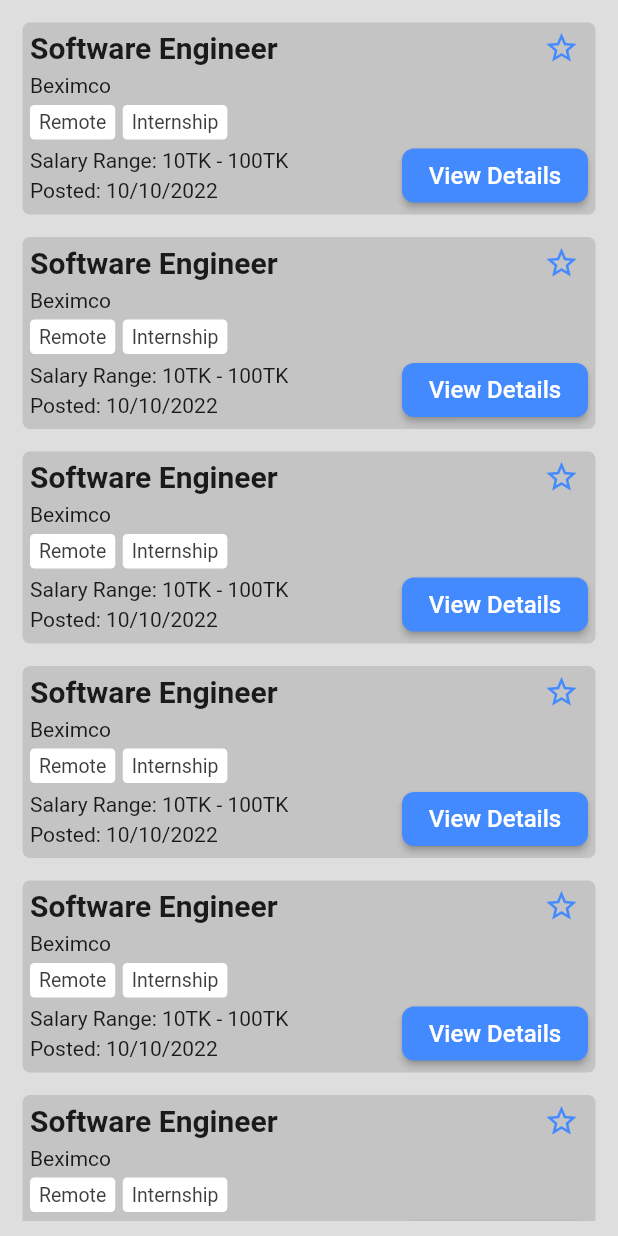
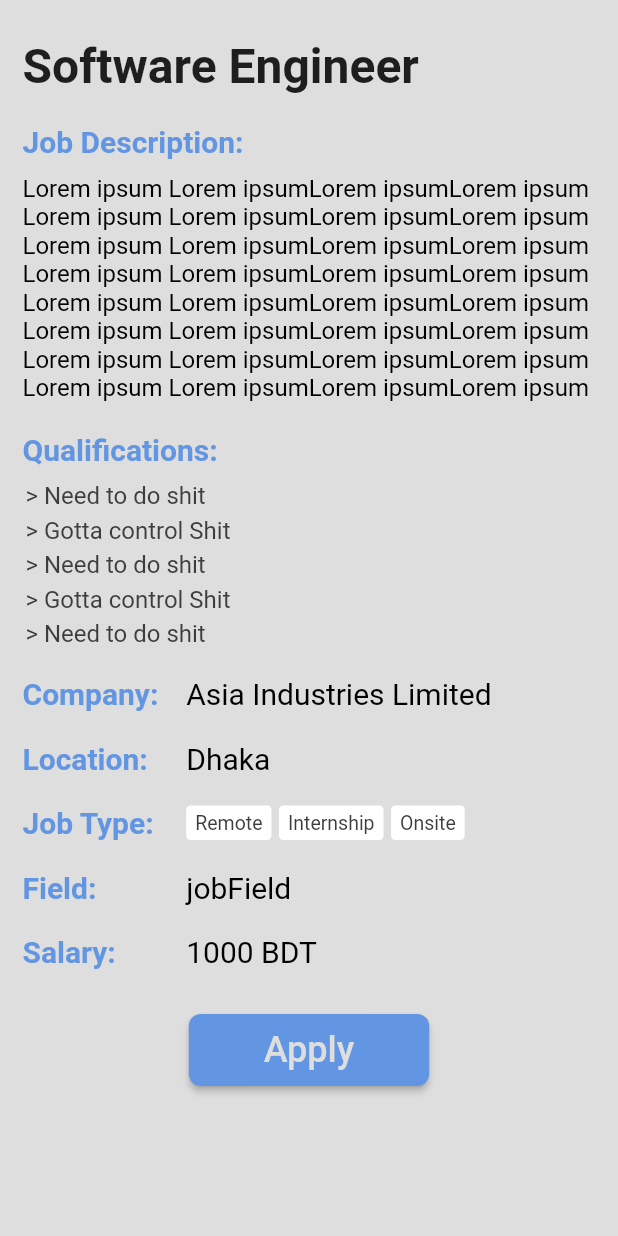
Before and after one commit to azwadkm22/JobDen, a Flutter app: the screen it shows after launch, on a phone screen of 412 x 824 dp. Run offline on Flutter 3.47's test engine with Material 2 defaults, Android fonts, the phone set to English and light mode, and no system bars.

Commit message:
Added Job Details Screen and created a generic button class

```diff
--- a/lib/color_palette.dart
+++ b/lib/color_palette.dart
@@ -5,7 +5,8 @@ class ColorPalette {
   static const Color secondaryColor = Color(0xFFaaaaaa);
   static const Color secondaryColorDark = Color(0xFF3D3D3D);
   static const Color textColor = Color(0xFFdedede);
-  static const Color green = Color(0xff88E079);
+  static const Color black = Color(0xFF000000);
+  static const Color blue = Color(0xff6396E2);
   static const Color orange = Color(0xffff9d5c);
   static const Color red = Color(0xffef5350);
 }
--- /dev/null
+++ b/lib/generic_button.dart
@@ -0,0 +1,37 @@
+import 'package:flutter/material.dart';
+
+import 'color_palette.dart';
+
+class GenericButton extends SizedBox {
+  GenericButton({
+    double padding = 50,
+    Color textColor = ColorPalette.textColor,
+    double borderRadius = 8,
+    double fontSize = 24,
+    required String label,
+    Color color = ColorPalette.blue,
+    required VoidCallback onPressed,
+  }) :
+        super(
+          child: Padding(
+            padding: EdgeInsets.all(padding/5),
+            child: ElevatedButton(
+                onPressed: onPressed,
+                child: FittedBox(
+                  fit: BoxFit.fill,
+                  child: Text(label,
+                    style: TextStyle(color: textColor, fontSize: fontSize, fontWeight: FontWeight.w500,
+                      // fontFamily: FontResource.secondaryFont
+                    ),
+                    textAlign: TextAlign.center,
+                  ),
+                ),
+                style: ElevatedButton.styleFrom(
+                    primary: color,
+                    shape: RoundedRectangleBorder(borderRadius: BorderRadius.all(Radius.circular(borderRadius))),
+                    padding: EdgeInsets.fromLTRB(padding, padding/5, padding, padding/5)
+                ),
+            ),
+          )
+      );
+}
--- a/lib/main.dart
+++ b/lib/main.dart
@@ -1,5 +1,6 @@
 import 'package:flutter/material.dart';
-import 'package:job_den/views/home_screen.dart';
+import 'package:job_den/views/home_page/home_screen.dart';
+import 'package:job_den/views/job_details_page/job_details_screen.dart';
 
 void main() {
   runApp(const MyApp());
@@ -25,7 +26,15 @@ class MyApp extends StatelessWidget {
         // is not restarted.
         primarySwatch: Colors.blue,
       ),
-      home: HomeScreen(),
+      home: JobDetailsScreen(jobTitle: "jobTitle",
+          jobDesc: "Lorem ipsum Lorem ipsumLorem ipsumLorem ipsum  Lorem ipsum Lorem ipsumLorem ipsumLorem ipsum Lorem ipsum Lorem ipsumLorem ipsumLorem ipsum Lorem ipsum Lorem ipsumLorem ipsumLorem ipsum Lorem ipsum Lorem ipsumLorem ipsumLorem ipsum Lorem ipsum Lorem ipsumLorem ipsumLorem ipsum Lorem ipsum Lorem ipsumLorem ipsumLorem ipsum Lorem ipsum Lorem ipsumLorem ipsumLorem ipsum ",
+          qualifications: ["Need to do shit", "Gotta control Shit", "Need to do shit",  "Gotta control Shit", "Need to do shit"],
+          companyName: "Asia Industries Limited",
+          location: "Dhaka",
+          jobType: ["Remote","Internship","Onsite",],
+          jobField: "jobField",
+          salaryRangeStart: 1000,
+          salaryRangeEnd: 1000),
     );
   }
 }
--- a/lib/views/home_screen.dart
+++ b/lib/views/home_page/home_screen.dart
@@ -1,6 +1,6 @@
 import 'package:flutter/material.dart';
 import 'package:job_den/color_palette.dart';
-import 'package:job_den/views/JobCard.dart';
+import 'package:job_den/views/home_page/widgets/JobCard.dart';
 import 'package:job_den/views/JobPostCard.dart';
 
 class HomeScreen extends StatelessWidget {
--- a/lib/views/JobCard.dart
+++ b/lib/views/home_page/widgets/JobCard.dart
@@ -1,7 +1,9 @@
 import 'package:flutter/cupertino.dart';
 import 'package:flutter/material.dart';
 import 'package:job_den/color_palette.dart';
-import 'package:job_den/views/view_details_button.dart';
+import 'package:job_den/views/home_page/widgets/view_details_button.dart';
+
+import '../../../generic_button.dart';
 
 class JobCard extends StatefulWidget {
   final String jobTitle;
@@ -69,6 +71,7 @@ class _JobCardState extends State<JobCard> {
                   e,
                   style: const TextStyle(
                     fontSize: 13,
+                    fontWeight: FontWeight.bold,
                     color: ColorPalette.secondaryColorDark,
                   ),
                 ),
--- /dev/null
+++ b/lib/views/home_page/widgets/view_details_button.dart
@@ -0,0 +1,10 @@
+import 'package:flutter/material.dart';
+import 'package:job_den/color_palette.dart';
+import 'package:job_den/generic_button.dart';
+
+class ViewDetailsButton extends GenericButton {
+  ViewDetailsButton({
+    required VoidCallback onPressed,
+  }) :
+        super(label: "View Details", onPressed: onPressed, borderRadius: 8, fontSize: 16, padding: 0);
+}
--- /dev/null
+++ b/lib/views/job_details_page/job_details_screen.dart
@@ -0,0 +1,137 @@
+import 'package:flutter/material.dart';
+import 'package:job_den/color_palette.dart';
+import 'package:job_den/generic_button.dart';
+
+class JobDetailsScreen extends StatelessWidget {
+  final String jobTitle;
+  final String jobDesc;
+  final List qualifications; //Not in SDD
+  final String companyName;
+  final String location;
+  final List jobType;
+  final String jobField;
+  final int salaryRangeStart;
+  final int salaryRangeEnd;
+
+  JobDetailsScreen({Key? key,
+  required this.jobTitle,
+  required this.jobDesc,
+  required this.qualifications, //Not in SDD
+  required this.companyName,
+  required this.location,
+  required this.jobType,
+  required this.jobField,
+  required this.salaryRangeStart,
+  required this.salaryRangeEnd,
+  }) : super(key: key);
+  @override
+  Widget build(BuildContext context) {
+    return Scaffold(
+      backgroundColor: ColorPalette.backgroundColor,
+      body: _buildContent(),
+    );
+  }
+
+  Widget _buildContent() {
+    return SafeArea(
+        child: Padding(
+          padding: const EdgeInsets.all(15.0),
+          child: SingleChildScrollView(
+            controller: new ScrollController(),
+            child: Column(
+              crossAxisAlignment: CrossAxisAlignment.start,
+              mainAxisAlignment: MainAxisAlignment.spaceAround,
+              children: [
+                SizedBox(height: 10,),
+                Container(child: Text("Software Engineer", style: TextStyle(fontSize: 32, fontWeight: FontWeight.bold),),),
+                SizedBox(height: 20,),
+                Container(child: Text("Job Description:", style: TextStyle(fontSize: 20, fontWeight: FontWeight.w600, color: ColorPalette.blue),),),
+                SizedBox(height: 10,),
+                Container(child: Text(jobDesc, style: TextStyle(fontSize: 16, color: ColorPalette.black),),),
+                SizedBox(height: 20,),
+                Container(child: Text("Qualifications:", style: TextStyle(fontSize: 20, fontWeight: FontWeight.w600, color: ColorPalette.blue),),),
+                SizedBox(height: 10,),
+                Container(
+                    child: Column(
+                      crossAxisAlignment: CrossAxisAlignment.start,
+                        children: qualifications.map((e) {
+                          return Padding(
+                            padding: const EdgeInsets.only(left: 2, bottom: 4),
+                            child: Text(
+                                "> " + e,
+                                style: const TextStyle(
+                                  fontSize: 16,
+                                  color: ColorPalette.secondaryColorDark,
+                                ),
+                              ),
+                          );
+                        }).toList())),
+                SizedBox(height: 15,),
+
+                Row(
+                  children: [
+                    Expanded(flex: 2, child: Text("Company: ", style: TextStyle(fontSize: 20, fontWeight: FontWeight.w600, color: ColorPalette.blue),)),
+                    Expanded(flex: 5, child: Text(companyName, style: TextStyle(fontSize: 20, color: ColorPalette.black),),),
+                  ],
+                ),
+                SizedBox(height: 20,),
+                Row(
+                  children: [
+                    Expanded(flex: 2, child: Text("Location: ", style: TextStyle(fontSize: 20, fontWeight: FontWeight.w600, color: ColorPalette.blue),)),
+                    Expanded(flex: 5, child: Text(location, style: TextStyle(fontSize: 20, color: ColorPalette.black),),),
+                  ],
+                ),
+                SizedBox(height: 20,),
+                Row(
+                  children: [
+                    Expanded(flex: 2, child: Text("Job Type: ", style: TextStyle(fontSize: 20, fontWeight: FontWeight.w600, color: ColorPalette.blue),)),
+                    Expanded(flex: 5, child: Row(
+                        children: jobType.map((e) {
+                          return Container(
+                            padding: EdgeInsets.fromLTRB(6, 4, 6, 4),
+                            margin: EdgeInsets.only(right: 5),
+                            child: Text(
+                              e,
+                              style: const TextStyle(
+                                fontSize: 13,
+                                color: ColorPalette.secondaryColorDark,
+                              ),
+                            ),
+                            decoration: BoxDecoration(
+                                color: Colors.white,
+                                borderRadius: BorderRadius.circular(3)),
+                          );
+                        }).toList())),
+                  ],
+                ),
+                SizedBox(height: 20,),
+                Row(
+                  children: [
+                    Expanded(flex: 2, child: Text("Field: ", style: TextStyle(fontSize: 20, fontWeight: FontWeight.w600, color: ColorPalette.blue),)),
+                    Expanded(flex: 5, child: Text(jobField, style: TextStyle(fontSize: 20, color: ColorPalette.black),),),
+                  ],
+                ),
+                SizedBox(height: 20,),
+                Row(
+                  children: [
+                    Expanded(flex: 2, child: Text("Salary: ", style: TextStyle(fontSize: 20, fontWeight: FontWeight.w600, color: ColorPalette.blue),)),
+                    Expanded(flex: 5, child: Text(
+                      salaryRangeEnd == salaryRangeStart ? salaryRangeStart.toString() + " BDT" : salaryRangeStart.toString() + " - " + salaryRangeEnd.toString() + " BDT" ,
+                      style: TextStyle(fontSize: 20, color: ColorPalette.black),),),
+                  ],
+                ),
+                SizedBox(height: 20,),
+                // SizedBox(height: 10,),
+                Center(
+                  child: GenericButton(label: "Apply", onPressed:
+                  () {
+                    // Apply to Job
+                  }),
+                )
+              ],
+            ),
+          ),
+        ),
+    );
+  }
+}
--- a/lib/views/view_details_button.dart
+++ /dev/null
@@ -1,30 +0,0 @@
-import 'package:flutter/material.dart';
-
-class ViewDetailsButton extends SizedBox {
-  ViewDetailsButton({
-    Color textColor = Colors.white,
-    double borderRadius = 8,
-    double fontSize = 16,
-    String label = "View Details",
-    Color color = Colors.blueAccent,
-    required VoidCallback onPressed,
-  }) :
-        super(
-          child: ElevatedButton(
-            onPressed: onPressed,
-            child: FittedBox(
-              fit: BoxFit.fill,
-              child: Text(label,
-                style: TextStyle(color: textColor, fontSize: fontSize, fontWeight: FontWeight.w500,
-                    // fontFamily: FontResource.secondaryFont
-                ),
-                textAlign: TextAlign.center,
-              ),
-            ),
-            style: ElevatedButton.styleFrom(
-                primary: color,
-                shape: RoundedRectangleBorder(borderRadius: BorderRadius.all(Radius.circular(borderRadius)))
-            ),
-          )
-      );
-}
```
